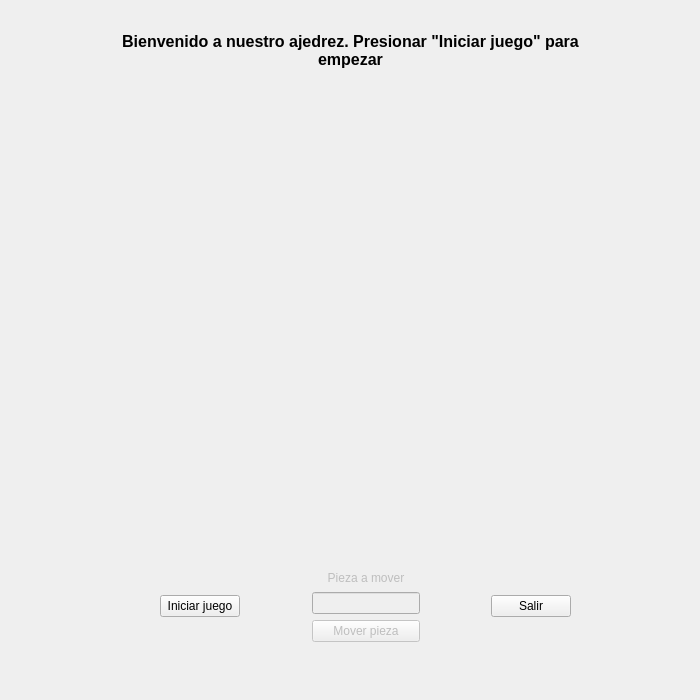
EnriqueMC557/POO_Ajedrez, file GUI/Ajedrez_GUI_qt.ui: the form before one commit.
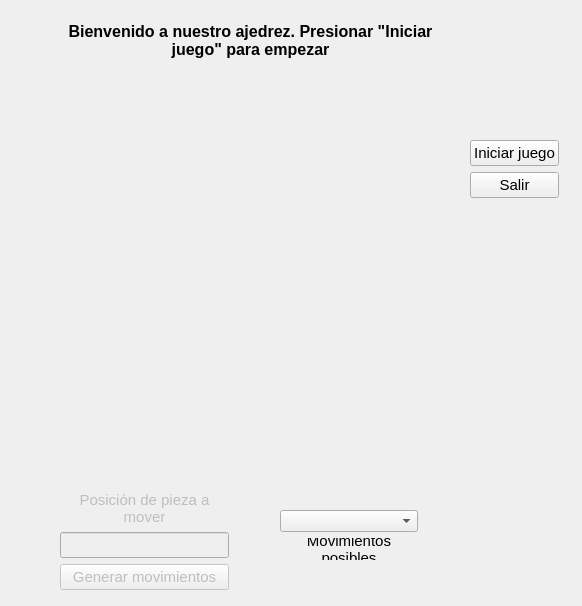
The form after the commit. Custom widgets are drawn as their Qt base class.

Commit message: Casi listo, falta comer piezas

What changed in the file:
```diff
--- a/GUI/Ajedrez_GUI_qt.ui
+++ b/GUI/Ajedrez_GUI_qt.ui
@@ -6,8 +6,8 @@
    <rect>
     <x>0</x>
     <y>0</y>
-    <width>700</width>
-    <height>700</height>
+    <width>582</width>
+    <height>606</height>
    </rect>
   </property>
   <property name="windowTitle">
@@ -16,8 +16,8 @@
   <widget class="QPyQt5Canvas" name="canvas" native="true">
    <property name="geometry">
     <rect>
-     <x>160</x>
-     <y>110</y>
+     <x>50</x>
+     <y>80</y>
      <width>400</width>
      <height>400</height>
     </rect>
@@ -32,9 +32,9 @@
   <widget class="QLabel" name="TextoMulti">
    <property name="geometry">
     <rect>
-     <x>100</x>
-     <y>20</y>
-     <width>501</width>
+     <x>50</x>
+     <y>10</y>
+     <width>401</width>
      <height>61</height>
     </rect>
    </property>
@@ -61,42 +61,106 @@
   <widget class="QWidget" name="">
    <property name="geometry">
     <rect>
-     <x>160</x>
-     <y>570</y>
-     <width>411</width>
-     <height>72</height>
+     <x>280</x>
+     <y>510</y>
+     <width>138</width>
+     <height>50</height>
     </rect>
    </property>
-   <layout class="QHBoxLayout" name="horizontalLayout">
+   <layout class="QVBoxLayout" name="verticalLayout_2">
+    <item>
+     <widget class="QComboBox" name="Movimientos_List">
+      <property name="font">
+       <font>
+        <pointsize>11</pointsize>
+       </font>
+      </property>
+      <property name="layoutDirection">
+       <enum>Qt::LeftToRight</enum>
+      </property>
+     </widget>
+    </item>
+    <item>
+     <widget class="QLabel" name="label_3">
+      <property name="enabled">
+       <bool>true</bool>
+      </property>
+      <property name="font">
+       <font>
+        <pointsize>11</pointsize>
+       </font>
+      </property>
+      <property name="text">
+       <string>Movimientos posibles</string>
+      </property>
+      <property name="alignment">
+       <set>Qt::AlignCenter</set>
+      </property>
+      <property name="wordWrap">
+       <bool>true</bool>
+      </property>
+     </widget>
+    </item>
+   </layout>
+  </widget>
+  <widget class="QWidget" name="">
+   <property name="geometry">
+    <rect>
+     <x>470</x>
+     <y>140</y>
+     <width>89</width>
+     <height>60</height>
+    </rect>
+   </property>
+   <layout class="QVBoxLayout" name="verticalLayout_3">
     <item>
      <widget class="QPushButton" name="Iniciar_Button">
+      <property name="font">
+       <font>
+        <pointsize>11</pointsize>
+       </font>
+      </property>
       <property name="text">
        <string>Iniciar juego</string>
       </property>
      </widget>
     </item>
     <item>
-     <spacer name="horizontalSpacer">
-      <property name="orientation">
-       <enum>Qt::Horizontal</enum>
+     <widget class="QPushButton" name="Salir_Button">
+      <property name="font">
+       <font>
+        <pointsize>11</pointsize>
+       </font>
       </property>
-      <property name="sizeHint" stdset="0">
-       <size>
-        <width>50</width>
-        <height>17</height>
-       </size>
+      <property name="text">
+       <string>Salir</string>
       </property>
-     </spacer>
+     </widget>
     </item>
-    <item>
+   </layout>
+  </widget>
+  <widget class="QWidget" name="">
+   <property name="geometry">
+    <rect>
+     <x>60</x>
+     <y>490</y>
+     <width>169</width>
+     <height>100</height>
+    </rect>
+   </property>
      <layout class="QVBoxLayout" name="verticalLayout">
       <item>
        <widget class="QLabel" name="label_2">
         <property name="enabled">
          <bool>false</bool>
         </property>
+      <property name="font">
+       <font>
+        <pointsize>11</pointsize>
+       </font>
+      </property>
         <property name="text">
-         <string>Pieza a mover</string>
+       <string>Posición de pieza a mover</string>
         </property>
         <property name="alignment">
          <set>Qt::AlignCenter</set>
@@ -111,6 +175,11 @@
         <property name="enabled">
          <bool>false</bool>
         </property>
+      <property name="font">
+       <font>
+        <pointsize>11</pointsize>
+       </font>
+      </property>
         <property name="text">
          <string/>
         </property>
@@ -124,30 +193,13 @@
         <property name="enabled">
          <bool>false</bool>
         </property>
-        <property name="text">
-         <string>Mover pieza</string>
-        </property>
-       </widget>
-      </item>
-     </layout>
-    </item>
-    <item>
-     <spacer name="horizontalSpacer_2">
-      <property name="orientation">
-       <enum>Qt::Horizontal</enum>
-      </property>
-      <property name="sizeHint" stdset="0">
-       <size>
-        <width>50</width>
-        <height>17</height>
-       </size>
-      </property>
-     </spacer>
-    </item>
-    <item>
-     <widget class="QPushButton" name="Salir_Button">
+      <property name="font">
+       <font>
+        <pointsize>11</pointsize>
+       </font>
+      </property>
       <property name="text">
-       <string>Salir</string>
+       <string>Generar movimientos</string>
       </property>
      </widget>
     </item>
```
Lines whose indentation alone changed are shown as unchanged. The commit also changes 11 other files.
